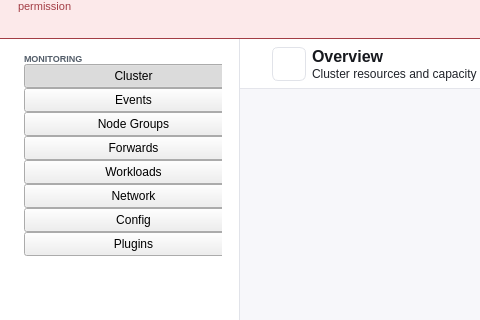
First picture: the form in src/kubescope/ui/main_window.ui, repository dcotecnologia/kubescope, before the edit; both pictures show x 0 to 480 and y 84 to 404 of the 980 by 640 pixel window.
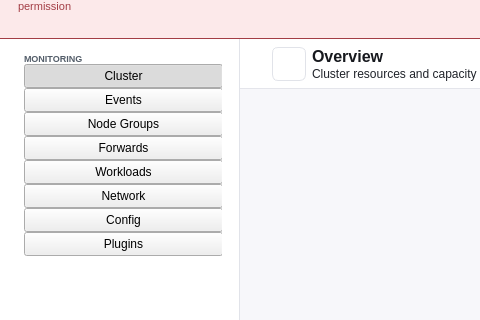
Second picture: the form after the edit. Icons and pictures are not drawn.

```diff
--- a/src/kubescope/ui/main_window.ui
+++ b/src/kubescope/ui/main_window.ui
@@ -198,7 +198,7 @@
 }
 QPushButton[nav="true"]:hover { background: #f6f6fa; }
 QFrame#workloadsSubmenu, QFrame#networkSubmenu, QFrame#configSubmenu,
-QFrame#pluginsSubmenu {
+QFrame#pluginsSubmenu, QFrame[submenu="true"] {
     border: 0; border-left: 1px solid #d9dce4; margin-left: 19px;
 }
 QPushButton[nav="true"]:checked {
```
